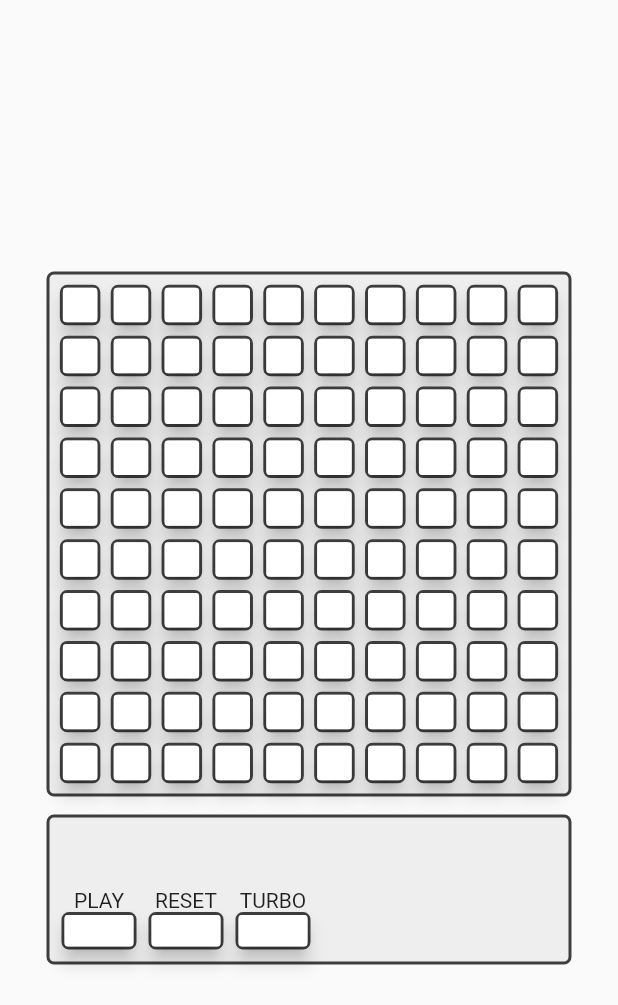
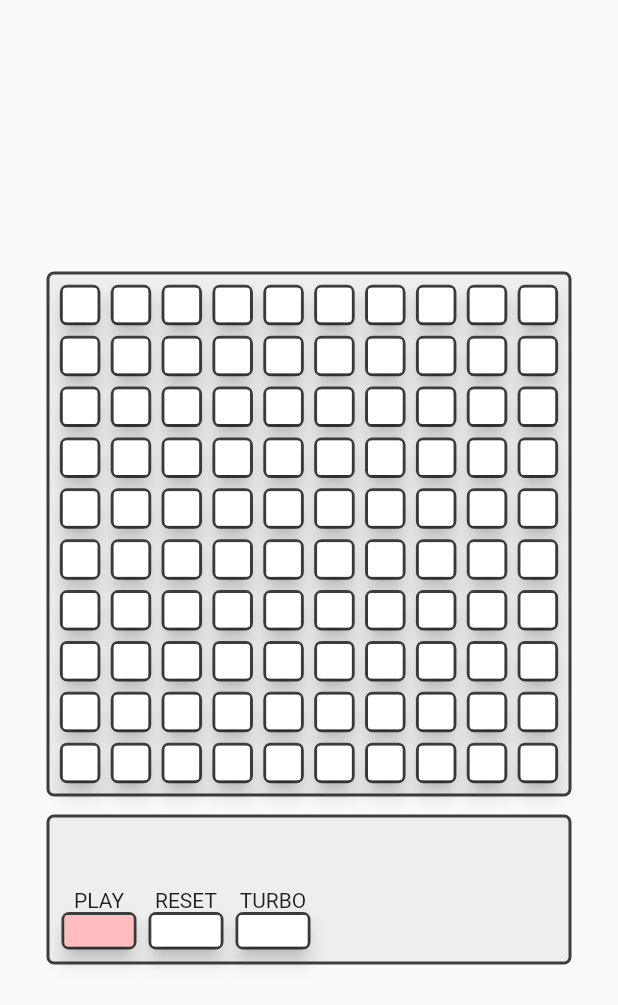
Before and after one commit to danpanaite/flutternome, a Flutter app: the screen it shows after launch, on a phone screen of 412 x 824 dp. Shown: the top 1005 px of the screen. Run offline on Flutter 3.47's test engine with Material 2 defaults, Android fonts, the phone set to English and light mode, and no system bars; missing offline and left inert: flutter_midi.

Commit message:
Adding a color indication when the grid is playing

```diff
--- a/lib/grid_button.dart
+++ b/lib/grid_button.dart
@@ -23,13 +23,11 @@ class GridButton extends StatelessWidget {
           child: RaisedButton(
             elevation: 5.0,
             color: grid.isButtonSelected(column, row)
-                ? Color(0xFFffbdc0)
+                ? grid.isPlaying ? Color(0xFFcdedfd) : Color(0xFFffbdc0)
                 : Colors.white,
             onPressed: grid.isButtonSelected(column, row)
-                ? () =>
-                    Provider.of<Grid>(context).removeButton(this)
-                : () =>
-                    Provider.of<Grid>(context).addButton(this),
+                ? () => Provider.of<Grid>(context).removeButton(this)
+                : () => Provider.of<Grid>(context).addButton(this),
           ),
         );
       },
--- a/lib/main.dart
+++ b/lib/main.dart
@@ -93,8 +93,8 @@ class _MyAppState extends State<MyApp> {
                             child: GridControlButton(
                               label: 'PLAY',
                               color: grid.isPlaying
-                                  ? Color(0xFFffbdc0)
-                                  : Colors.white,
+                                  ? Color(0xFFcdedfd)
+                                  : Color(0xFFffbdc0),
                               onPressed: () =>
                                   grid.isPlaying ? grid.pause() : grid.play(),
                             ),
```
